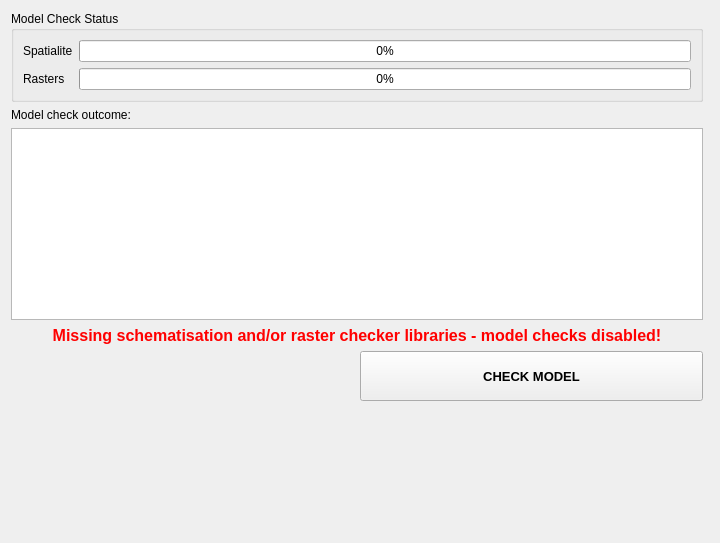
Qt form threedi_api_qgis_client/ui/upload_wizard/page_check_model.ui (nens/threedi-api-qgis-client) before a commit.
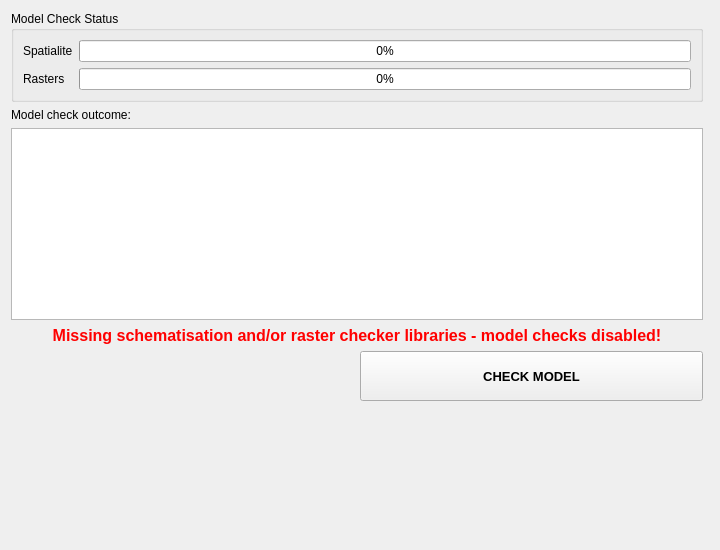
The same form after that commit.

```diff
--- a/threedi_api_qgis_client/ui/upload_wizard/page_check_model.ui
+++ b/threedi_api_qgis_client/ui/upload_wizard/page_check_model.ui
@@ -10,7 +10,7 @@
     <x>0</x>
     <y>0</y>
     <width>720</width>
-    <height>543</height>
+    <height>550</height>
    </rect>
   </property>
   <property name="sizePolicy">
```
